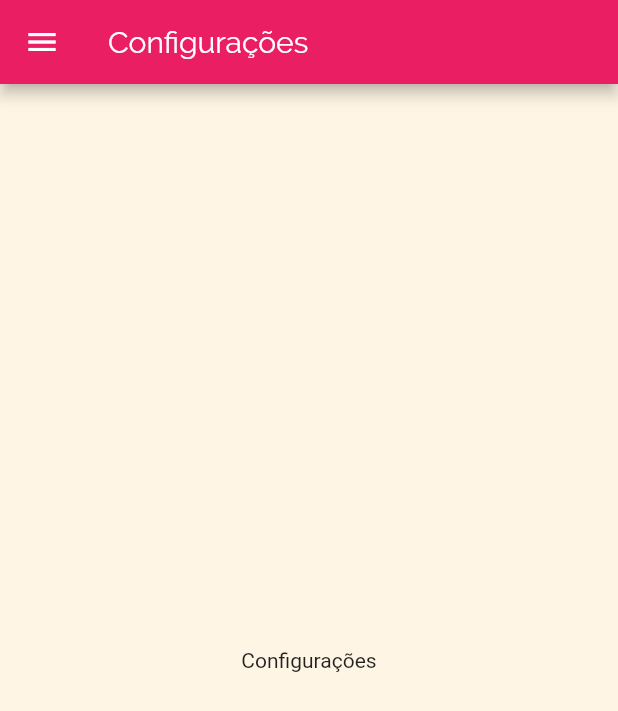
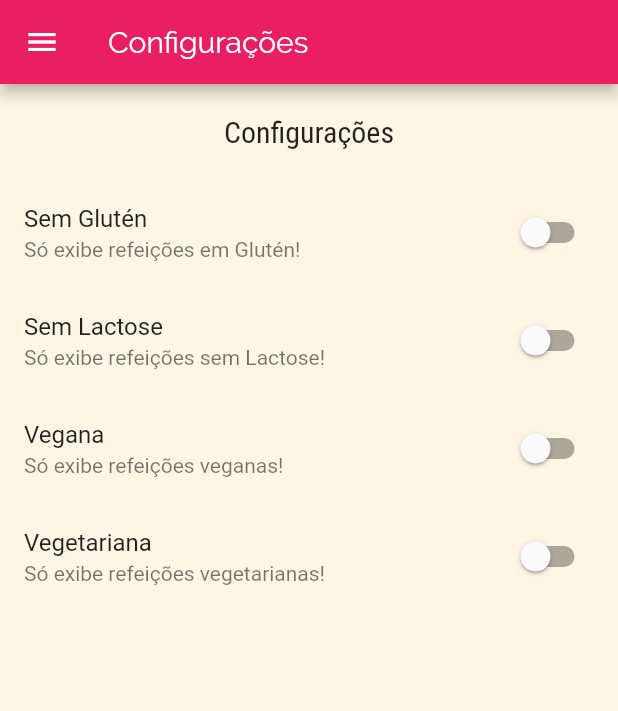
Before and after one commit to amedes-junior/meal, a Flutter app: the SettingsScreen screen opened by its route, on a phone screen of 412 x 824 dp. Shown: the top 711 px of the screen. Run offline on Flutter 3.47's test engine with Material 2 defaults, Android fonts, the phone set to English and light mode, and no system bars.

```diff
--- a/lib/main.dart
+++ b/lib/main.dart
@@ -7,9 +7,39 @@ import 'screens/meal_detail_screen.dart';
 import 'screens/tabs_screen.dart';
 import 'screens/settings_screen.dart';
 
+import 'models/meal.dart';
+import 'data/dummy_data.dart';
+import 'models/settings.dart';
+
 void main() => runApp(MyApp());
 
-class MyApp extends StatelessWidget {
+class MyApp extends StatefulWidget {
+  @override
+  _MyAppState createState() => _MyAppState();
+}
+
+class _MyAppState extends State<MyApp> {
+  Settings settings = Settings();
+
+  List<Meal> _avaliableMeals = DUMMY_MEALS;
+
+  void _filterMeals(Settings settings) {
+    setState(() {
+      this.settings = settings;
+      _avaliableMeals = DUMMY_MEALS.where((meal) {
+        final filterGluten = settings.isGlutenFree && !meal.isGlutenFree;
+        final filterLactose = settings.isLactoseFree && !meal.isLactoseFree;
+        final filterVegan = settings.isVegan && !meal.isVegan;
+        final filterVegatarian = settings.isVegetarian && !meal.isVegetarian;
+
+        return !filterGluten &&
+            !filterVegan &&
+            !filterVegatarian &&
+            !filterLactose;
+      }).toList();
+    });
+  }
+
   @override
   Widget build(BuildContext context) {
     return MaterialApp(
@@ -30,9 +60,10 @@ class MyApp extends StatelessWidget {
       // initialRoute: '/',
       routes: {
         AppRoutes.HOME: (ctx) => TabsScreen(),
-        AppRoutes.CATEGORIES_MEALS: (ctx) => CategoriesMealsScreen(),
+        AppRoutes.CATEGORIES_MEALS: (ctx) =>
+            CategoriesMealsScreen(_avaliableMeals),
         AppRoutes.MEAL_DETAIL: (ctx) => MealDetailScreen(),
-        AppRoutes.SETTINGS: (ctx) => SettingsScreen(),
+        AppRoutes.SETTINGS: (ctx) => SettingsScreen(settings, _filterMeals),
       },
       // onGenerateRoute: (settings) {
       //   if (settings.name == '/alguma-coisa') {
--- a/lib/models/settings.dart
+++ b/lib/models/settings.dart
@@ -9,6 +9,5 @@ class Settings {
     this.isLactoseFree = false,
     this.isVegan = false,
     this.isVegetarian = false,
-
-  })
+  });
 }
--- a/lib/screens/categories_meals_screen.dart
+++ b/lib/screens/categories_meals_screen.dart
@@ -1,14 +1,19 @@
 import 'package:flutter/material.dart';
 import '../models/category.dart';
-import '../data/dummy_data.dart';
 import '../components/meal_item.dart';
 
+import '../models/meal.dart';
+
 class CategoriesMealsScreen extends StatelessWidget {
+  final List<Meal> meals;
+
+  const CategoriesMealsScreen(this.meals);
+
   @override
   Widget build(BuildContext context) {
     final category = ModalRoute.of(context).settings.arguments as Category;
 
-    final categoryMeals = DUMMY_MEALS.where((meal) {
+    final categoryMeals = meals.where((meal) {
       return meal.categories.contains(category.id);
     }).toList();
 
--- a/lib/screens/settings_screen.dart
+++ b/lib/screens/settings_screen.dart
@@ -1,8 +1,45 @@
 import 'package:flutter/material.dart';
 
 import '../components/main_drawer.dart';
+import '../models/settings.dart';
 
-class SettingsScreen extends StatelessWidget {
+class SettingsScreen extends StatefulWidget {
+  final Function(Settings) onSettingsChanged;
+
+  final Settings settings;
+
+  const SettingsScreen(this.settings, this.onSettingsChanged);
+
+  @override
+  _SettingsScreenState createState() => _SettingsScreenState();
+}
+
+class _SettingsScreenState extends State<SettingsScreen> {
+  Settings settings;
+
+  @override
+  void initState() {
+    super.initState();
+    settings = widget.settings;
+  }
+
+  Widget _createSwitch(
+    String title,
+    String subtitle,
+    bool value,
+    Function(bool) onChanged,
+  ) {
+    return SwitchListTile.adaptive(
+      title: Text(title),
+      subtitle: Text(subtitle),
+      value: value,
+      onChanged: (value) {
+        onChanged(value);
+        widget.onSettingsChanged(settings);
+      },
+    );
+  }
+
   @override
   Widget build(BuildContext context) {
     return Scaffold(
@@ -10,8 +47,46 @@ class SettingsScreen extends StatelessWidget {
         title: Text('Configurações'),
       ),
       drawer: MainDrawer(),
-      body: Center(
-        child: Text('Configurações'),
+      body: Column(
+        children: [
+          Container(
+            padding: EdgeInsets.all(20),
+            child: Text(
+              'Configurações',
+              style: Theme.of(context).textTheme.headline6,
+            ),
+          ),
+          Expanded(
+            child: ListView(
+              children: [
+                _createSwitch(
+                  'Sem Glutén',
+                  'Só exibe refeições em Glutén!',
+                  settings.isGlutenFree,
+                  (value) => setState(() => settings.isGlutenFree = value),
+                ),
+                _createSwitch(
+                  'Sem Lactose',
+                  'Só exibe refeições sem Lactose!',
+                  settings.isLactoseFree,
+                  (value) => setState(() => settings.isLactoseFree = value),
+                ),
+                _createSwitch(
+                  'Vegana',
+                  'Só exibe refeições veganas!',
+                  settings.isVegan,
+                  (value) => setState(() => settings.isVegan = value),
+                ),
+                _createSwitch(
+                  'Vegetariana',
+                  'Só exibe refeições vegetarianas!',
+                  settings.isVegetarian,
+                  (value) => setState(() => settings.isVegetarian = value),
+                ),
+              ],
+            ),
+          ),
+        ],
       ),
     );
   }
```
